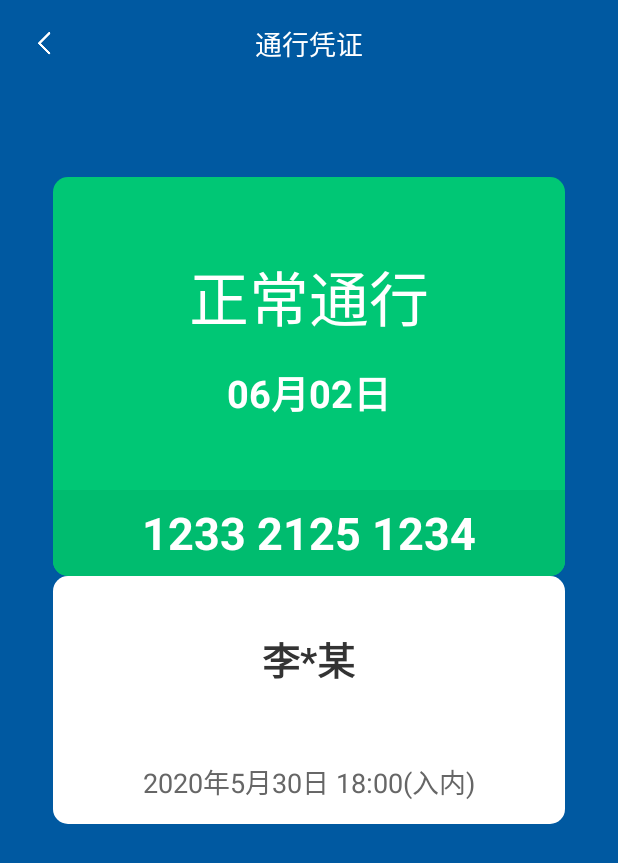
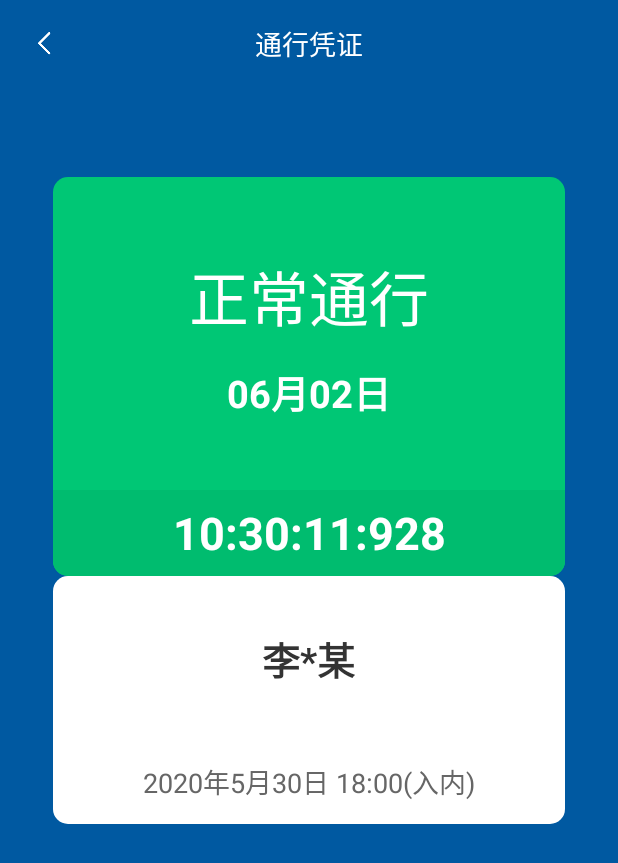
Before and after one commit to FordGT40/Passcode, an Android app: the CodeResultActivity screen opened directly, with no data from a screen before it, on a phone screen of 412 x 824 dp. Shown: the top 863 px of the screen. Run offline under Robolectric (Android 15) with nearby library versions, the phone set to English and light mode, and no system bars; Roboto replaces fonts that are not available here; 2 statements that could not run were skipped.

Commit message:
扫描结果跑毫秒数

```diff
--- /dev/null
+++ b/app/src/main/java/com/wisdom/passcode/widght/UpdateTimeTextView.java
@@ -0,0 +1,78 @@
+package com.wisdom.passcode.widght;
+
+import android.content.Context;
+import android.os.Handler;
+import android.os.Message;
+import android.util.AttributeSet;
+import android.widget.TextView;
+
+import org.jetbrains.annotations.Nullable;
+
+import java.text.SimpleDateFormat;
+import java.util.Calendar;
+
+
+/**
+ * @author Administrator
+ * @ProjectName project： TVTestApplication
+ * @class package：com.wisdom.hrbtv.ui
+ * @class describe：
+ * @time 2020/2/24 0:47
+ * @change
+ */
+public class UpdateTimeTextView extends androidx.appcompat.widget.AppCompatTextView {
+    Handler handler = new Handler() {
+        @Override
+        public void handleMessage(Message msg) {
+            UpdateTimeTextView.this.setText((String)msg.obj);
+        }
+    };
+    private String DEFAULT_TIME_FORMAT = "HH:mm:ss:SS";
+
+    public UpdateTimeTextView(Context context, @Nullable AttributeSet attrs) {
+        super(context, attrs);
+        init();
+    }
+
+    private void init() {
+        new Thread(new Runnable() {
+            @Override
+            public void run() {
+                while(true){
+//                    SimpleDateFormat sdf=new SimpleDateFormat(DEFAULT_TIME_FORMAT);
+//                    String str=sdf.format(new Date());
+                    SimpleDateFormat dateFormatter = new SimpleDateFormat(DEFAULT_TIME_FORMAT);
+                    String time = dateFormatter.format(Calendar.getInstance().getTime());
+                    handler.sendMessage(handler.obtainMessage(100,time));
+                    try {
+                        Thread.sleep(1);
+                    } catch (InterruptedException e) {
+                        e.printStackTrace();
+                    }
+                }
+            }
+        }).start();
+    }
+
+    //根据毫秒时间获取格式化的提示
+    private String convertTimeToFormat(long timeMills) {
+        long curTime = Calendar.getInstance().getTimeInMillis();
+        long time = (curTime - timeMills) / (long)1000;//已经将单位转换成秒
+
+        if (time > 0 && time < 60) {
+            return "刚刚";
+        } else if (time >= 60 && time < 3600) {
+            return time / 60 + "分钟前";
+        } else if (time >= 3600 && time < 3600 * 24) {
+            return time / 3600 + "小时前";
+        } else if (time >= 3600 * 24 && time < 3600 * 24 * 30) {
+            return time / 3600 / 24 + "天前";
+        } else if (time >= 3600 * 24 * 30 && time < 3600 * 24 * 30 * 12) {
+            return time / 3600 / 24 / 30 + "个月前";
+        } else if (time >= 3600 * 24 * 30 * 12) {
+            return time / 3600 / 24 / 30 / 12 + "年前";
+        } else {
+            return "刚刚";
+        }
+    }
+}
--- a/app/src/main/res/layout/activity_code_result.xml
+++ b/app/src/main/res/layout/activity_code_result.xml
@@ -69,7 +69,7 @@
             android:textSize="@dimen/sp_25"
             android:textStyle="bold" />
 
-        <TextView
+        <com.wisdom.passcode.widght.UpdateTimeTextView
             android:layout_width="match_parent"
             android:layout_height="@dimen/dp_57"
             android:orientation="vertical"
@@ -78,7 +78,6 @@
             android:textStyle="bold"
             android:textSize="@dimen/sp_30"
             android:id="@+id/tv_num"
-            android:text="1233 2125 1234"
             android:background="@drawable/shape_bg_card_reslut_green"
             android:layout_alignParentBottom="true"/>
 
--- a/app/src/main/res/layout/activity_scan_back_main.xml
+++ b/app/src/main/res/layout/activity_scan_back_main.xml
@@ -265,6 +265,7 @@
                     android:textStyle="bold" />
 
                 <EditText
+                    android:maxLength="50"
                     android:id="@+id/et_reason"
                     android:layout_width="match_parent"
                     android:layout_height="wrap_content"
```
Also changed, not shown: app/src/main/res/layout/activity_place_code_apply.xml (+7 -10 lines).
